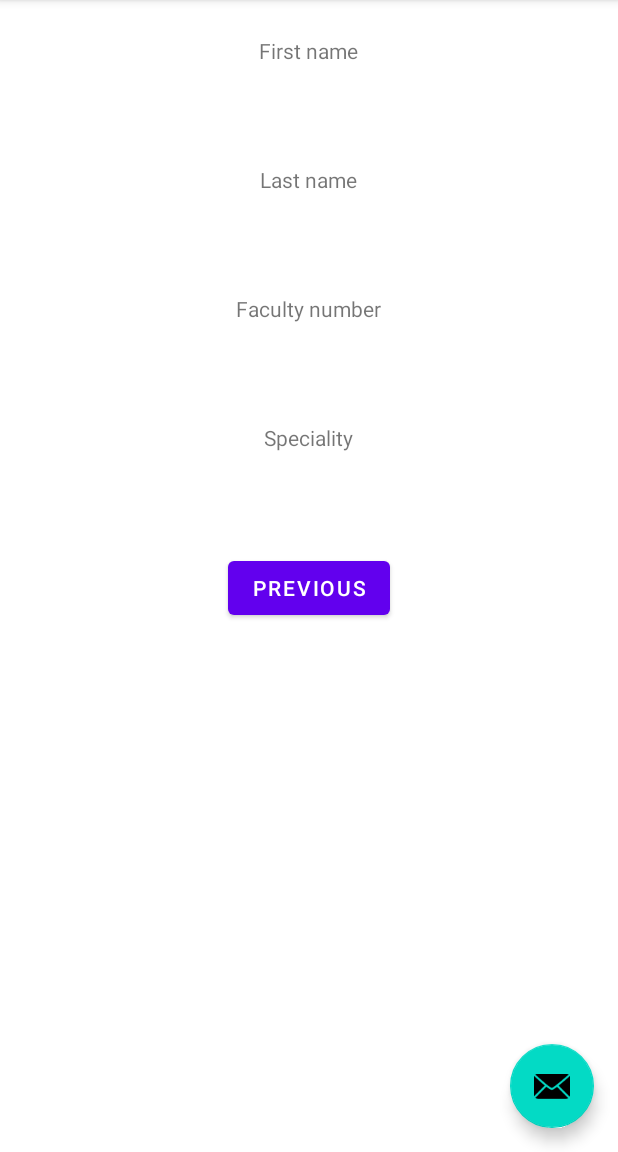
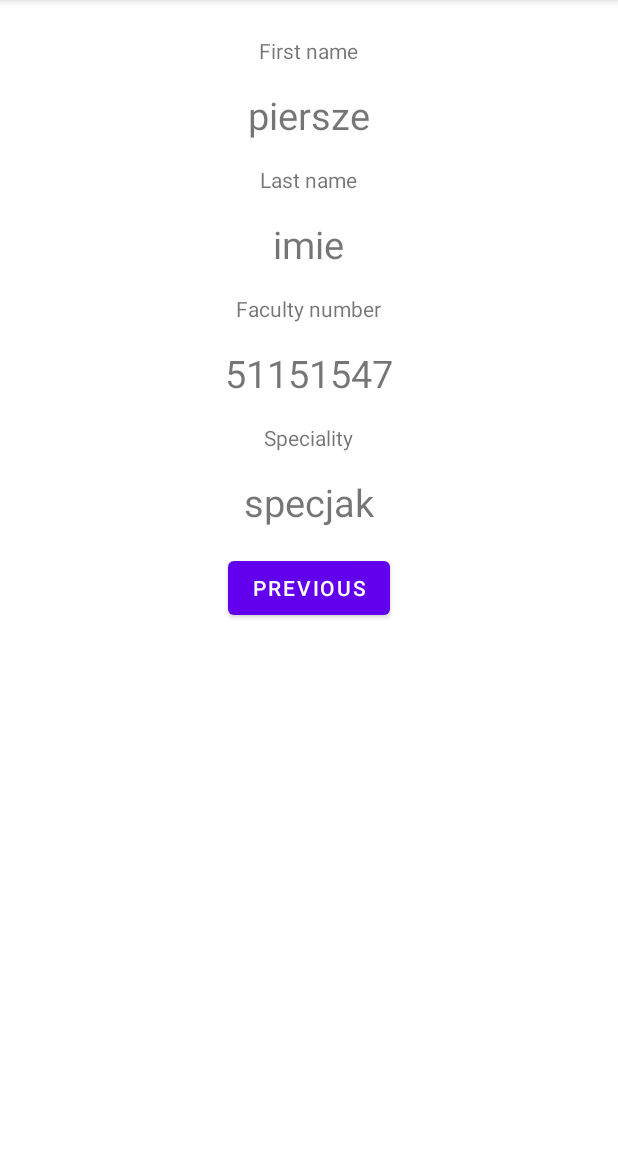
Before and after one commit to ETS-Android3/Erasmus_courses, an Android app: the SecondFragment screen opened through its navigation route, on a phone screen of 412 x 824 dp, the part 84-1236 px from its top. Run offline under Robolectric (Android 15) with nearby library versions, the phone set to English and light mode, and no system bars.

Commit message:
Added description and basement for SecondFragment

```diff
--- a/Programming_for_Mobile_Internet_Devices/Task_1/app/src/main/java/com/example/task_1/SecondFragment.java
+++ b/Programming_for_Mobile_Internet_Devices/Task_1/app/src/main/java/com/example/task_1/SecondFragment.java
@@ -4,12 +4,24 @@ import android.os.Bundle;
 import android.view.LayoutInflater;
 import android.view.View;
 import android.view.ViewGroup;
+import android.widget.TextView;
 
 import androidx.annotation.NonNull;
 import androidx.fragment.app.Fragment;
 import androidx.navigation.fragment.NavHostFragment;
 
 public class SecondFragment extends Fragment {
+    TextView textViewFirstNameView = null;
+    TextView textViewLastNameView = null;
+    TextView textViewFacultyNumberView = null;
+    TextView textViewSpecialtyView = null;
+
+    private void putValuesToFields(String firstName, String  lastName, String  facultyNumber, String specialty){
+        textViewFirstNameView.setText(firstName);
+        textViewLastNameView.setText(lastName);
+        textViewFacultyNumberView.setText(facultyNumber);
+        textViewSpecialtyView.setText(specialty);
+    }
 
     @Override
     public View onCreateView(
@@ -22,7 +34,10 @@ public class SecondFragment extends Fragment {
 
     public void onViewCreated(@NonNull View view, Bundle savedInstanceState) {
         super.onViewCreated(view, savedInstanceState);
-
+        textViewFirstNameView = view.findViewById(R.id.textViewFirstNameView);
+        textViewLastNameView = view.findViewById(R.id.textViewLastNameView);
+        textViewFacultyNumberView = view.findViewById(R.id.textViewFacultyNumberView);
+        textViewSpecialtyView = view.findViewById(R.id.textViewSpecialtyView);
         view.findViewById(R.id.button_second).setOnClickListener(new View.OnClickListener() {
             @Override
             public void onClick(View view) {
@@ -30,5 +45,7 @@ public class SecondFragment extends Fragment {
                         .navigate(R.id.action_SecondFragment_to_FirstFragment);
             }
         });
+
+        putValuesToFields("piersze", "imie", "51151547", "specjak");
     }
 }
--- a/Programming_for_Mobile_Internet_Devices/Task_1/app/src/main/res/layout/activity_main.xml
+++ b/Programming_for_Mobile_Internet_Devices/Task_1/app/src/main/res/layout/activity_main.xml
@@ -28,6 +28,7 @@
         android:layout_height="wrap_content"
         android:layout_gravity="bottom|end"
         android:layout_margin="@dimen/fab_margin"
+        android:visibility="invisible"
         app:srcCompat="@android:drawable/ic_dialog_email" />
 
 </androidx.coordinatorlayout.widget.CoordinatorLayout>
```
Also changed, not shown: 5 other files.
